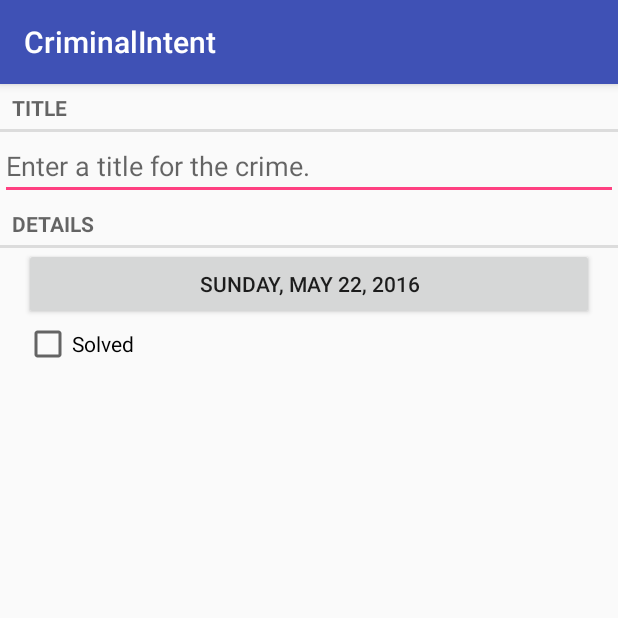
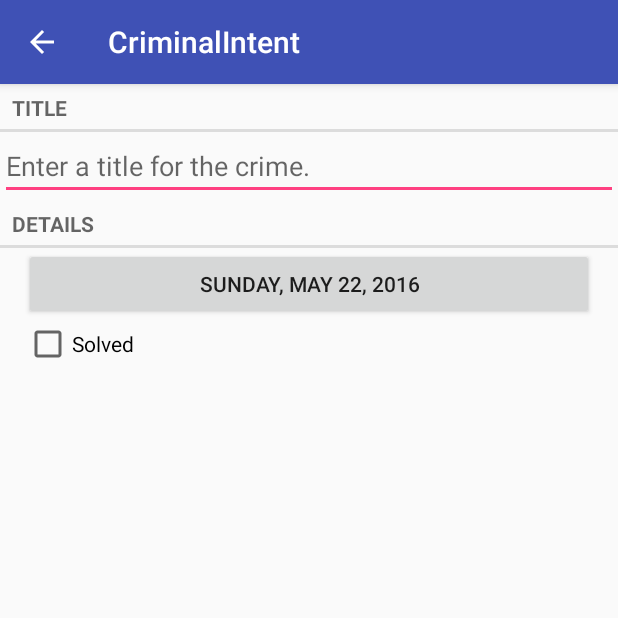
Before and after one commit to augustovictor/android-criminal-intent, an Android app: the screen it shows after launch (CrimePagerActivity), after a tap on "New Crime", on a phone screen of 412 x 824 dp, the top half of it. Run offline under Robolectric (Android 15) with nearby library versions, the phone set to English and light mode, and no system bars.

Commit message:
Subtitle added

```diff
--- a/app/src/main/AndroidManifest.xml
+++ b/app/src/main/AndroidManifest.xml
@@ -16,7 +16,8 @@
             </intent-filter>
         </activity>
 
-        <activity android:name=".CrimePagerActivity">
+        <activity android:name=".CrimePagerActivity"
+            android:parentActivityName=".CrimeListActivity">
         </activity>
 
     </application>
--- a/app/src/main/res/menu/fragment_crime_list.xml
+++ b/app/src/main/res/menu/fragment_crime_list.xml
@@ -8,4 +8,9 @@
         android:title="@string/new_crime"
         android1:showAsAction="ifRoom|withText"/>
 
+    <item
+        android:id="@+id/menu_item_show_subtitle"
+        android:title="@string/show_subtitle"
+        android1:showAsAction="ifRoom" />
+
 </menu>
```
Also changed, not shown: app/src/main/java/com/example/victoraweb/criminalintent/CrimeListFragment.java (+32 -0 lines).
